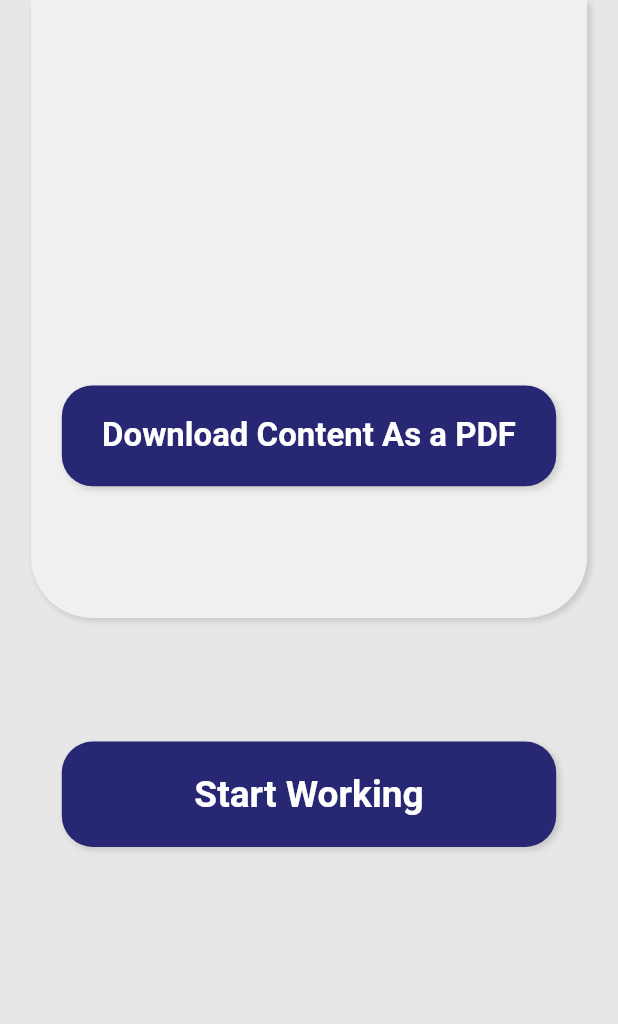
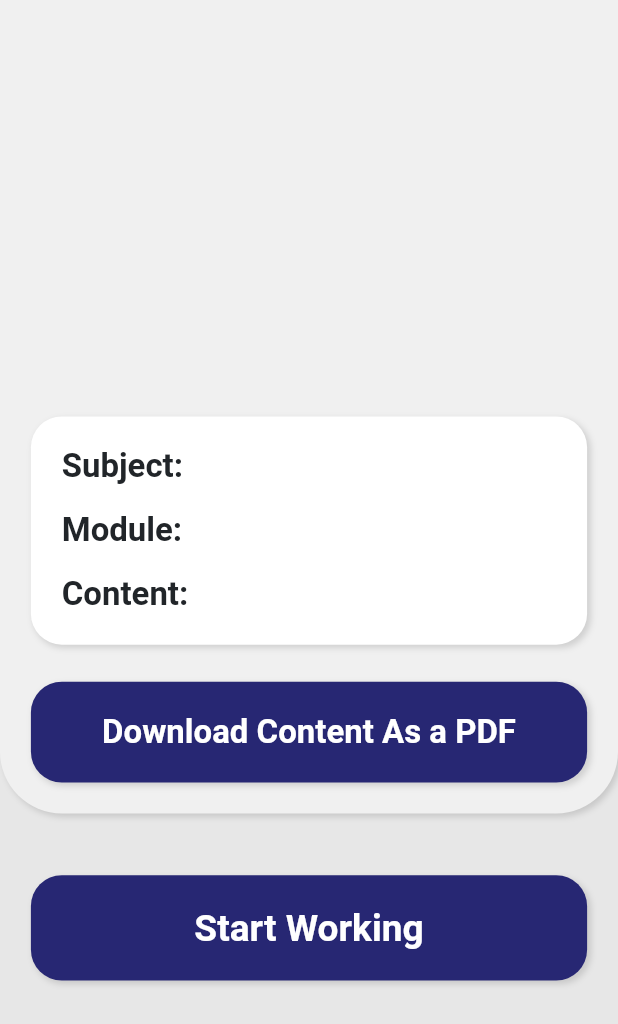
Before and after one commit to kasundularaam/my_lms, a Flutter app: the ContentScreen screen opened directly with empty values, on a phone screen of 412 x 824 dp. Shown: the top 1024 px of the screen. Run offline on Flutter 3.47's test engine with Material 2 defaults, Android fonts, the phone set to English and light mode, and no system bars; our stand-ins replace bloc, cloud_firestore, firebase_auth, firebase_core, flutter_bloc, sizer; accounts and stored records are empty.

```diff
--- a/lib/core/screen_arguments/content_list_screen_args.dart
+++ b/lib/core/screen_arguments/content_list_screen_args.dart
@@ -1,8 +1,12 @@
 class ContentListScreenArgs {
   final String moduleId;
   final String moduleName;
+  final String subjectName;
+  final String subjectId;
   ContentListScreenArgs({
     required this.moduleId,
     required this.moduleName,
+    required this.subjectName,
+    required this.subjectId,
   });
 }
--- a/lib/core/screen_arguments/content_screen_args.dart
+++ b/lib/core/screen_arguments/content_screen_args.dart
@@ -1,8 +1,16 @@
 class ContentScreenArgs {
   final String contentId;
   final String contentName;
+  final String subjectName;
+  final String subjectId;
+  final String moduleName;
+  final String moduleId;
   ContentScreenArgs({
     required this.contentId,
     required this.contentName,
+    required this.subjectName,
+    required this.subjectId,
+    required this.moduleName,
+    required this.moduleId,
   });
 }
--- a/lib/core/screen_arguments/module_screen_args.dart
+++ b/lib/core/screen_arguments/module_screen_args.dart
@@ -1,8 +1,12 @@
 class ModuleScreenArgs {
   final String moduleId;
   final String moduleName;
+  final String subjectId;
+  final String subjectName;
   ModuleScreenArgs({
     required this.moduleId,
     required this.moduleName,
+    required this.subjectId,
+    required this.subjectName,
   });
 }
--- a/lib/data/data_providers/data_provider.dart
+++ b/lib/data/data_providers/data_provider.dart
@@ -22,4 +22,8 @@ class DataProvider {
   static String questionBySubUrl({required subjectId}) {
     return "http://critssl.com/studyPlanner/question.php?module=$subjectId";
   }
+
+  static String pdfDownloadLink() {
+    return "http://critssl.com/studyPlanner/data//F5YX7H3IXLA7R5F.pdf";
+  }
 }
--- a/lib/presentation/screens/content_screen.dart
+++ b/lib/presentation/screens/content_screen.dart
@@ -1,15 +1,18 @@
 import 'package:flutter/material.dart';
+import 'package:sizer/sizer.dart';
+import 'package:url_launcher/url_launcher.dart';
+
 import 'package:my_lms/core/constants/my_colors.dart';
 import 'package:my_lms/core/constants/my_styles.dart';
-import 'package:sizer/sizer.dart';
+import 'package:my_lms/core/screen_arguments/content_screen_args.dart';
+import 'package:my_lms/data/data_providers/data_provider.dart';
+import 'package:my_lms/presentation/router/app_router.dart';
 
 class ContentScreen extends StatefulWidget {
-  final String contentId;
-  final String contentName;
+  final ContentScreenArgs args;
   const ContentScreen({
     Key? key,
-    required this.contentId,
-    required this.contentName,
+    required this.args,
   }) : super(key: key);
 
   @override
@@ -22,12 +25,10 @@ class _ContentScreenState extends State<ContentScreen> {
     return Scaffold(
       backgroundColor: MyColors.backgroundWhite,
       body: ListView(
-        padding: EdgeInsets.symmetric(horizontal: 5.w, vertical: 0),
+        padding: EdgeInsets.all(0),
         physics: BouncingScrollPhysics(),
         children: [
           Container(
-            height: 50.h,
-            width: 100.w,
             decoration: BoxDecoration(
               color: MyColors.offWhite,
               boxShadow: [MyStyles.boxShadow],
@@ -41,13 +42,16 @@ class _ContentScreenState extends State<ContentScreen> {
                 bottomLeft: Radius.circular(10.w),
                 bottomRight: Radius.circular(10.w),
               ),
+              child: Padding(
+                padding: EdgeInsets.all(5.w),
                 child: Column(
+                  crossAxisAlignment: CrossAxisAlignment.start,
                   children: [
                     SizedBox(
                       height: 5.h,
                     ),
                     Text(
-                    widget.contentName,
+                      widget.args.contentName,
                       style: TextStyle(
                           color: MyColors.accentColor,
                           fontSize: 32.sp,
@@ -56,11 +60,54 @@ class _ContentScreenState extends State<ContentScreen> {
                     SizedBox(
                       height: 20.h,
                     ),
+                    Container(
+                      width: 100.w,
+                      padding: EdgeInsets.all(5.w),
+                      decoration: BoxDecoration(
+                        color: MyColors.white,
+                        borderRadius: BorderRadius.circular(5.w),
+                        boxShadow: [MyStyles.boxShadow],
+                      ),
+                      child: Column(
+                        crossAxisAlignment: CrossAxisAlignment.start,
+                        children: [
+                          Text(
+                            "Subject: ${widget.args.subjectName}",
+                            style: TextStyle(
+                                color: MyColors.shadedBlack,
+                                fontSize: 16.sp,
+                                fontWeight: FontWeight.w600),
+                          ),
+                          SizedBox(
+                            height: 2.h,
+                          ),
+                          Text(
+                            "Module: ${widget.args.moduleName}",
+                            style: TextStyle(
+                                color: MyColors.shadedBlack,
+                                fontSize: 16.sp,
+                                fontWeight: FontWeight.w600),
+                          ),
+                          SizedBox(
+                            height: 2.h,
+                          ),
+                          Text(
+                            "Content: ${widget.args.contentName}",
+                            style: TextStyle(
+                                color: MyColors.shadedBlack,
+                                fontSize: 16.sp,
+                                fontWeight: FontWeight.w600),
+                          ),
+                        ],
+                      ),
+                    ),
+                    SizedBox(
+                      height: 3.h,
+                    ),
                     GestureDetector(
-                    onTap: () => {},
+                      onTap: () => launch(DataProvider.pdfDownloadLink()),
                       child: Container(
                         padding: EdgeInsets.all(5.w),
-                      margin: EdgeInsets.symmetric(horizontal: 5.w),
                         decoration: BoxDecoration(
                           color: MyColors.accentColor,
                           borderRadius: BorderRadius.circular(5.w),
@@ -81,11 +128,12 @@ class _ContentScreenState extends State<ContentScreen> {
                 ),
               ),
             ),
+          ),
           SizedBox(
-            height: 10.h,
+            height: 5.h,
           ),
           GestureDetector(
-            onTap: () => {},
+            onTap: () => Navigator.pushNamed(context, AppRouter.workingScreen),
             child: Container(
               padding: EdgeInsets.all(5.w),
               margin: EdgeInsets.symmetric(horizontal: 5.w),
--- a/pubspec.yaml
+++ b/pubspec.yaml
@@ -18,6 +18,7 @@ dependencies:
   cloud_firestore: "^2.3.0"
   sizer: ^2.0.13
   http: ^0.13.3
+  url_launcher: ^6.0.9
 
 dev_dependencies:
   flutter_test:
```
Also changed, not shown: lib/presentation/router/app_router.dart (+8 -8 lines), lib/presentation/screens/content_list_screen.dart (+16 -8 lines), lib/presentation/screens/module_screen.dart (+37 -17 lines), lib/presentation/screens/subject_screen.dart (+12 -8 lines), lib/presentation/screens/widgets/content_card.dart (+4 -9 lines), lib/presentation/screens/widgets/content_card_small.dart (+6 -11 lines), lib/presentation/screens/widgets/module_card.dart (+7 -7 lines), pubspec.lock, 1 other file. Lines whose indentation alone changed are shown as unchanged.
